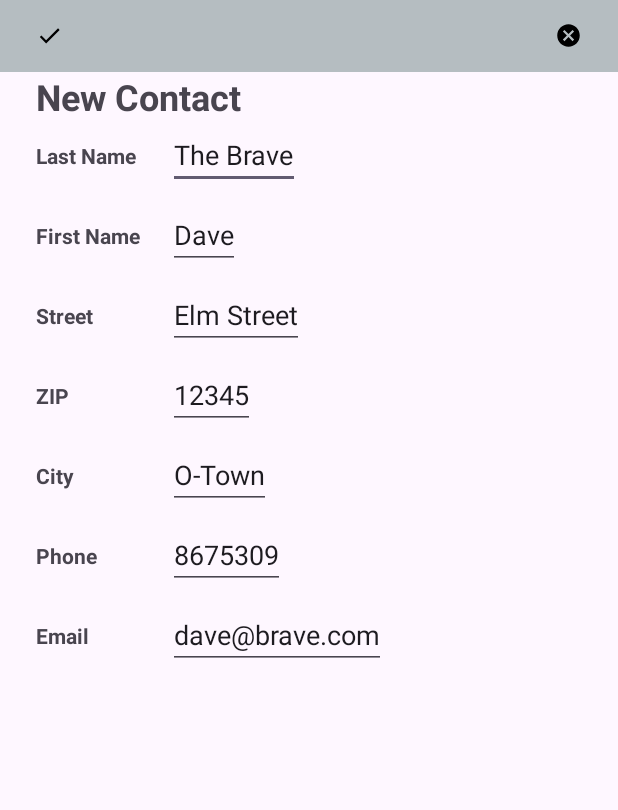
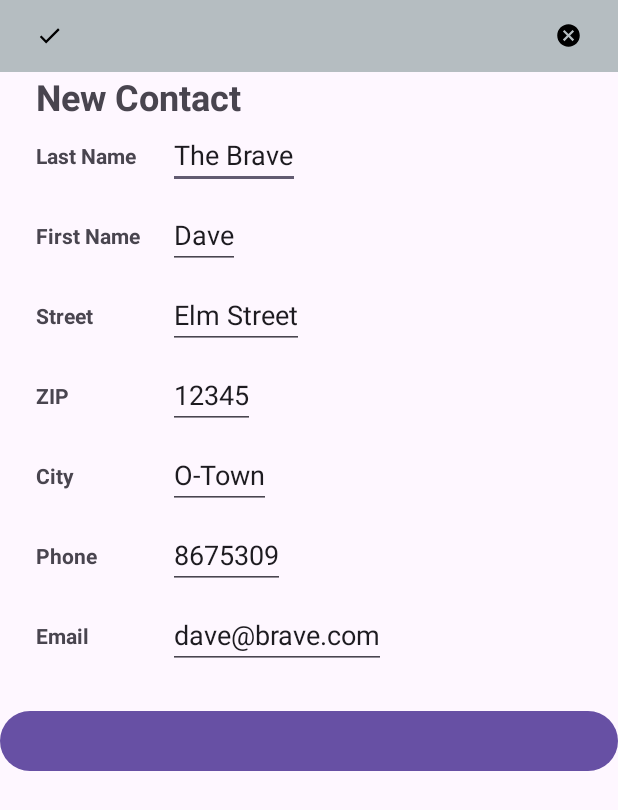
Before and after one commit to Vidriander/IteMate, an Android app: the ContactEditActivity screen opened directly, with no data from a screen before it, on a phone screen of 412 x 824 dp. Shown: the top 810 px of the screen. Run offline under Robolectric (Android 15) with nearby library versions, the phone set to English and light mode, and no system bars; our stand-ins replace Firebase (no records; nobody signed in at launch, a user with empty details on screens opened directly); 1 statement that could not run was skipped.

Commit message:
added delete button in contact edit

```diff
--- a/app/src/main/java/iteMate/project/models/Contact.java
+++ b/app/src/main/java/iteMate/project/models/Contact.java
@@ -32,7 +32,8 @@ public class Contact implements Parcelable, DocumentEquivalent {
     }
 
     // Constructor
-    public Contact(String firstName, String lastName, String phone, String email, String street, String city, int zip ) {
+    public Contact(String id, String firstName, String lastName, String phone, String email, String street, String city, int zip, String ownerID) {
+        this.id = id;
         this.firstName = firstName;
         this.lastName = lastName;
         this.phone = phone;
@@ -40,6 +41,7 @@ public class Contact implements Parcelable, DocumentEquivalent {
         this.street = street;
         this.city = city;
         this.zip = zip;
+        this.ownerID = ownerID;
     }
 
     // Getter
--- a/app/src/main/java/iteMate/project/repositories/GenericRepository.java
+++ b/app/src/main/java/iteMate/project/repositories/GenericRepository.java
@@ -104,7 +104,8 @@ public class GenericRepository<T extends DocumentEquivalent> {
                     if (task.isSuccessful()) {
                         List<T> documentList = task.getResult().toObjects(tClass);
                         manipulateResults(documentList, listener);
-//                        listener.onDocumentsFetched(documentList);
+                        // TODO copy documentId for later reference eg: delete
+                        //listener.onDocumentsFetched(documentList);
                     } else {
                         Log.w("Firestore", "Error getting documents.", task.getException());
                     }
--- a/app/src/main/java/iteMate/project/uiActivities/scanScreen/ScanActivity.java
+++ b/app/src/main/java/iteMate/project/uiActivities/scanScreen/ScanActivity.java
@@ -184,7 +184,7 @@ public class ScanActivity extends AppCompatActivity implements NfcAdapter.Reader
         byte[] tagId = tag.getId(); // convert tag ID to byte array
         StringBuilder hexString = new StringBuilder();
         for (byte b : tagId) {
-            hexString.append(String.format("%02X", b)); // convert byte to HEX
+            hexString.append(String.format("%02X", b)); // convert byte to HEX, caps-lock on
         }
         return hexString.toString();
     }
--- a/app/src/main/res/layout/activity_contact_edit.xml
+++ b/app/src/main/res/layout/activity_contact_edit.xml
@@ -309,6 +309,21 @@
                         app:layout_constraintTop_toTopOf="parent" />
                 </androidx.constraintlayout.widget.ConstraintLayout>
 
+            <LinearLayout
+                android:layout_width="match_parent"
+                android:layout_height="wrap_content"
+                android:orientation="horizontal"
+                android:layout_marginTop="16dp">
+
+                <Button
+                    android:id="@+id/contact_edit_delete_btn"
+                    android:layout_width="0dp"
+                    android:layout_height="wrap_content"
+                    android:layout_weight="1"
+                    tools:text="delete" />
+
+            </LinearLayout>
+
             </LinearLayout>
         </ScrollView>
     </androidx.constraintlayout.widget.ConstraintLayout>
```
Also changed, not shown: app/src/main/java/iteMate/project/repositories/ContactRepository.java (+13 -0 lines), app/src/main/java/iteMate/project/uiActivities/contactScreens/ContactEditActivity.java (+9 -0 lines).
